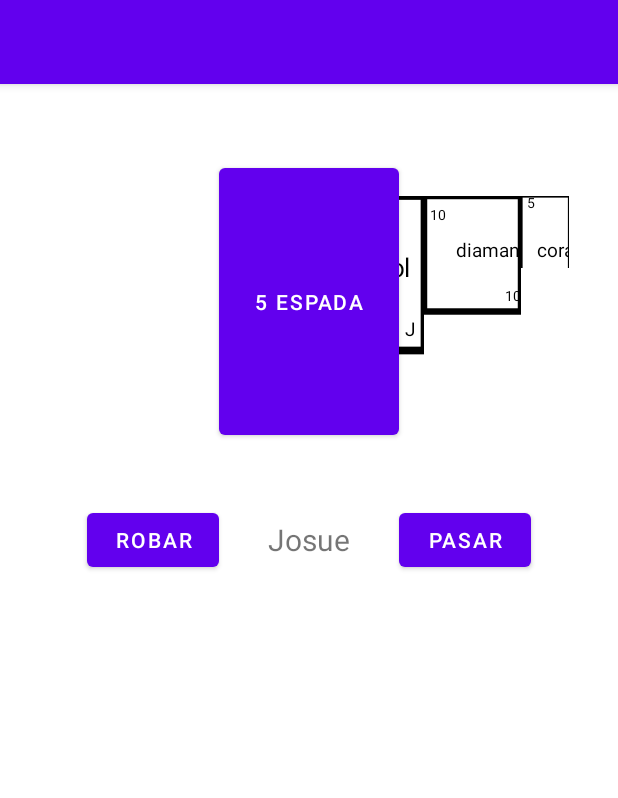
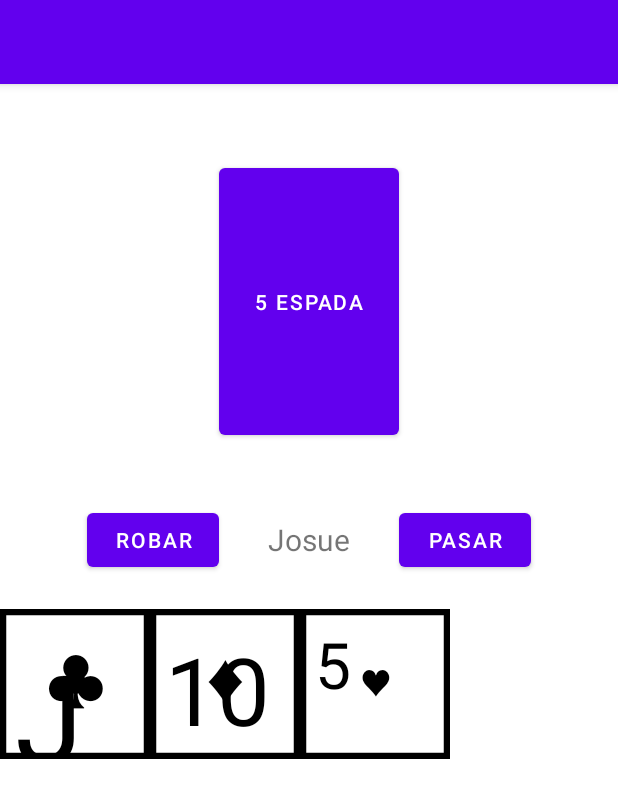
Before and after one commit to JAVHM/Nota1_OchoLocos, an Android app: the screen it shows after launch (MainActivity), on a phone screen of 412 x 824 dp. Shown: the top 798 px of the screen. Run offline under Robolectric (Android 15) with nearby library versions, the phone set to English and light mode, and no system bars.

Commit message:
parte 20/100000000000000000000000000

```diff
--- a/app/src/main/java/pe/edu/ulima/pm/views/CartaView.kt
+++ b/app/src/main/java/pe/edu/ulima/pm/views/CartaView.kt
@@ -34,11 +34,11 @@ class CartaView: View {
         //alto de cel
         mHeight = View.MeasureSpec.getSize(heightMeasureSpec).toFloat()
         //el maximo entre los dos
-        mSize = Math.max(mWidth/2, mHeight/2).toFloat()
+        mSize = Math.max(mWidth, mHeight).toFloat()
         //el minimo entre los dos
-        mSizeII= Math.min(mWidth/2, mHeight/2)
+        mSizeII= Math.min(mWidth, mHeight)
 //        setMeasuredDimension(mWidth.toInt(), mHeight.toInt())
-        setMeasuredDimension(mSizeII!!.toInt(), (mSizeII!!*1.5f).toInt())
+        setMeasuredDimension((mSizeII!!*1F).toInt(), (mSizeII!!*1f).toInt())
     }
 
     override fun onDraw(canvas: Canvas?) {
@@ -51,31 +51,49 @@ class CartaView: View {
     private fun drawCarta(canvas: Canvas) {
         mPaint!!.color = Color.BLACK
         mPaint!!.style = Paint.Style.STROKE
-        mPaint!!.setStrokeWidth(mSizeII!!/15f)
-        canvas.drawRect(0f, mSize!!, mSizeII!!/1f, 0f, mPaint)
-
-        //texto
-
+        mPaint!!.setStrokeWidth(mSizeII!!/12f)
+        canvas.drawRect(0f, mSizeII!!, mSizeII, 0f, mPaint)
 
     }
 
     private fun drawCaracteres(canvas: Canvas){
         //numeros TOP
+        var simb=simbolo!!
+        val colorPalo: Paint = Paint()
+        var negro=Color.BLACK;
+        var rojo=Color.RED;
+
+        if(simb=="corazon"){
+            simb="♥"
+            colorPalo.color=Color.RED;
+        }else if(simb=="espada"){
+            simb="♠"
+            colorPalo.color=Color.BLACK;
+        }else if(simb=="trebol"){
+            simb="♣"
+            colorPalo.color=Color.BLACK;
+        }else if(simb=="diamante"){
+            simb="♦"
+            colorPalo.color=Color.RED;
+        }
         var textoT=Paint(Paint.ANTI_ALIAS_FLAG)
         textoT.color=Color.BLACK
-        textoT.textSize=mSize/8f
+        textoT.textSize=mSize/5f
 
-        canvas!!.drawText(numero!!,mSize/20f,mSizeII/4.1f,textoT)
+        canvas!!.drawText(numero!!,mSizeII!!/10f,mSize!!/4f,textoT)
         //numero BOT
         var textoB=Paint(Paint.ANTI_ALIAS_FLAG)
         textoB.color=Color.BLACK
-        textoB.textSize=mSize/8f
-        canvas!!.drawText(numero!!,mSizeII/1.2f,mSize!!/1.1f,textoT)
+        textoB.textSize=mSize/5f
+        canvas!!.drawText(numero!!,mSizeII!!/1.3f,mSize!!/1f,textoT)
         //simbolos
         var icono=Paint(Paint.ANTI_ALIAS_FLAG)
-        icono.color=Color.BLACK
-        icono.textSize=mSize/6f
-        canvas!!.drawText(simbolo!!,mSizeII!!/3f,mSize!!/1.9f,icono)
+        icono.textSize=mSize/10f
+        icono.textAlign=Paint.Align.CENTER
+        val xPos = (canvas.width / 2)
+        val yPos = (canvas.height / 2 - (icono.descent() + icono.ascent()) / 2)
+
+        canvas!!.drawText(simb!!,xPos.toFloat(),yPos.toFloat(),icono)
 
     }
 
--- a/app/src/main/res/layout/activity_juego.xml
+++ b/app/src/main/res/layout/activity_juego.xml
@@ -44,34 +44,16 @@
     <LinearLayout
         android:layout_width="match_parent"
         android:layout_height="match_parent"
-        >
+        android:layout_marginTop="350dp">
+        <LinearLayout
+            android:layout_width="match_parent"
+            android:layout_height="100dp"
+            android:id="@+id/CartaZona"
+            android:orientation="horizontal"
 
-        <LinearLayout android:layout_width="match_parent"
-            android:layout_height="wrap_content"
-            android:layout_weight="1">
-
-        </LinearLayout>
-
-        <LinearLayout android:layout_width="match_parent"
-            android:layout_height="wrap_content"
-            android:layout_weight="1">
-
-            <LinearLayout
-                android:id="@+id/CartaZona"
-                android:layout_width="match_parent"
-                android:layout_height="match_parent"
-                android:layout_alignParentBottom="true"
-                android:layout_marginTop="50dp"
-                android:orientation="horizontal"
-                android:weightSum="3"
-                android:layout_gravity="center_vertical">
-
-            </LinearLayout>
-
-
-        </LinearLayout>
-
+            ></LinearLayout>
 
     </LinearLayout>
 
+
 </RelativeLayout>
```
